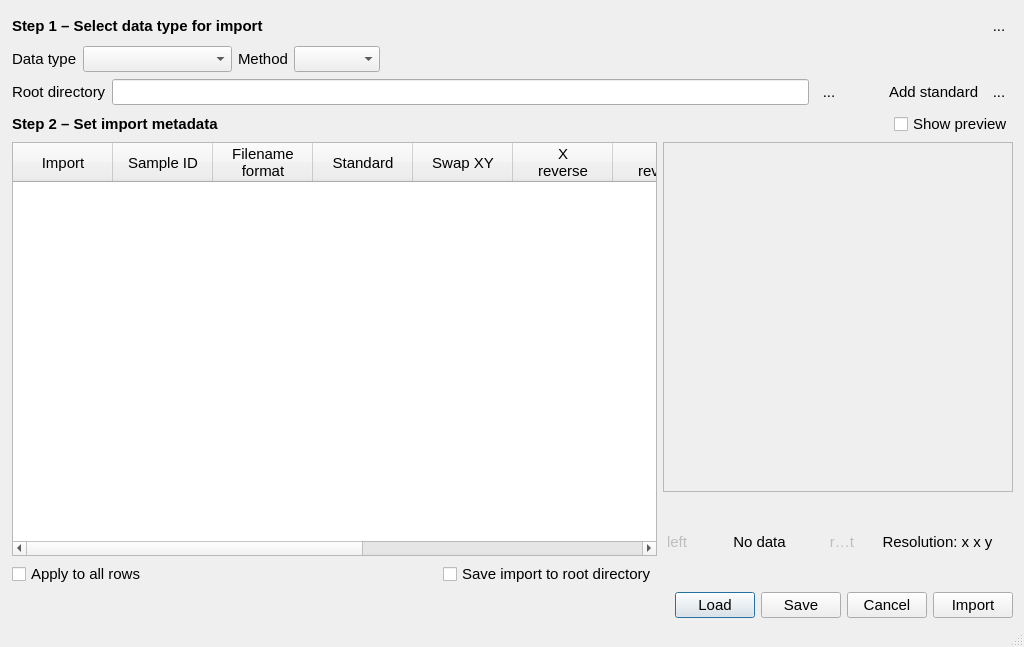
Before: the Qt Designer form designer/ImportDialog.ui in dhasterok/LaserMapExplorer, drawn with Qt 5.
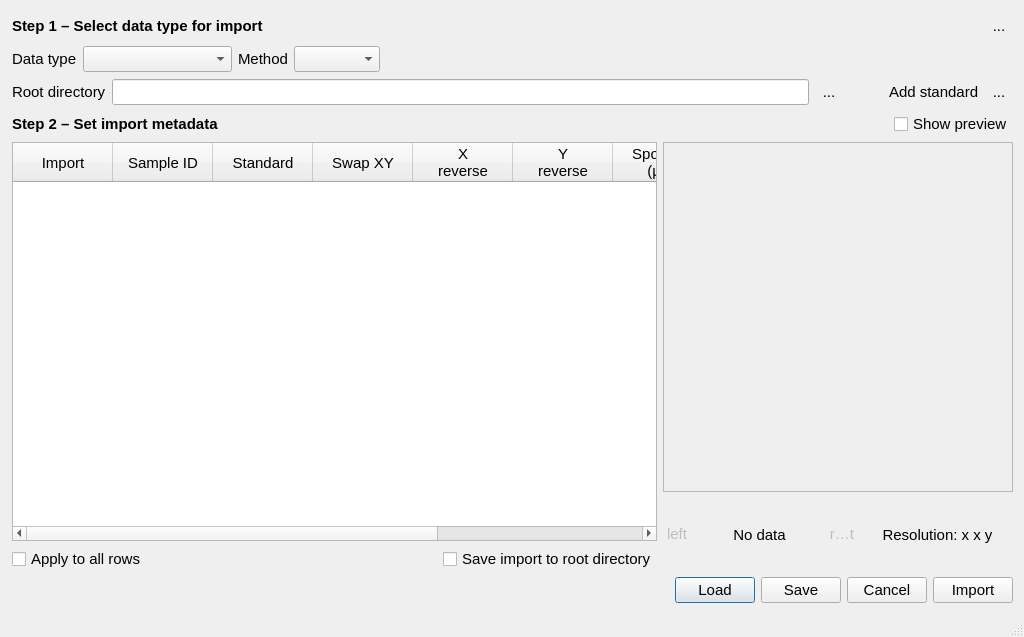
After: the same form once the commit is applied. Icons and pictures are not drawn.

Commit message:
Updated import tool
Tool will now import line data.  Haven't checked if the imports are correct yet and also need to test reversing and swapping of axes

Diff of the .ui file:
```diff
--- a/designer/ImportDialog.ui
+++ b/designer/ImportDialog.ui
@@ -7,7 +7,7 @@
     <x>0</x>
     <y>0</y>
     <width>1024</width>
-    <height>647</height>
+    <height>637</height>
    </rect>
   </property>
   <property name="sizePolicy">
@@ -28,7 +28,7 @@
    <property name="geometry">
     <rect>
      <x>0</x>
-     <y>620</y>
+     <y>610</y>
      <width>1024</width>
      <height>27</height>
     </rect>
@@ -46,7 +46,7 @@
      <x>12</x>
      <y>12</y>
      <width>1001</width>
-     <height>606</height>
+     <height>591</height>
     </rect>
    </property>
    <layout class="QVBoxLayout" name="verticalLayout_3">
@@ -357,12 +357,6 @@
             <string>Sample ID</string>
            </property>
           </column>
-          <column>
-           <property name="text">
-            <string>Filename
-format</string>
-           </property>
-          </column>
           <column>
            <property name="text">
             <string>Standard</string>
@@ -385,11 +379,6 @@
 reverse</string>
            </property>
           </column>
-          <column>
-           <property name="text">
-            <string>Delimiter</string>
-           </property>
-          </column>
           <column>
            <property name="text">
             <string>Spot size
```
Left out of the diff: 7 changed lines with no effect on the pictures. The commit also changes 7 other files.
